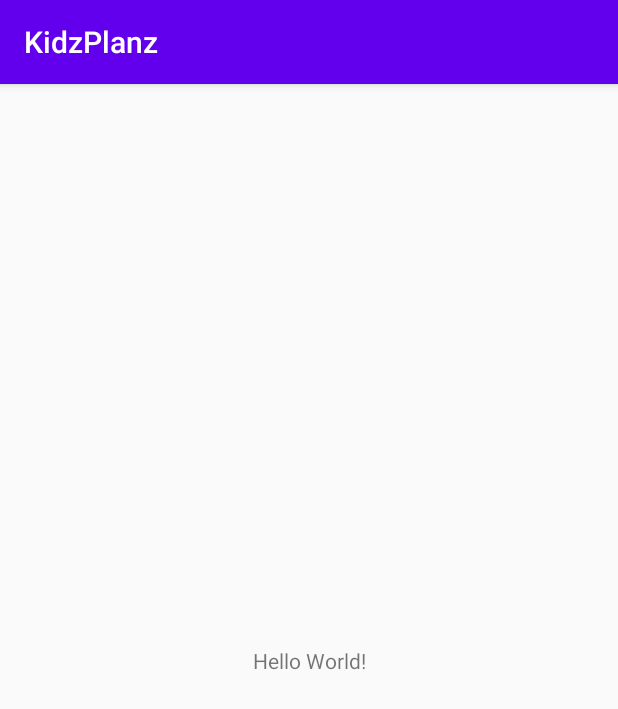
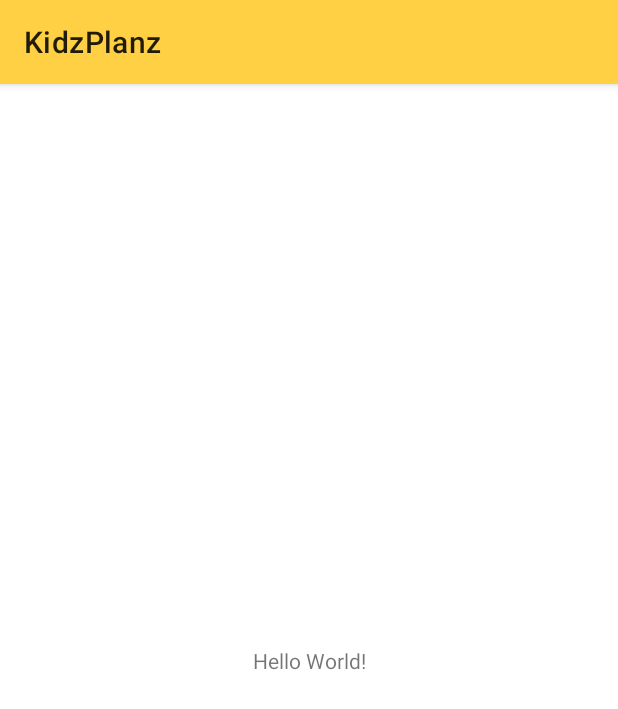
Before and after one commit to offlineprogrammer/KidzPlanzApp, an Android app: the screen it shows after launch (MainActivity), on a phone screen of 412 x 824 dp. Shown: the top 709 px of the screen. Run offline under Robolectric (Android 15) with nearby library versions, the phone set to English and light mode, and no system bars.

Commit message:
Set the App Theme https://github.com/users/offlineprogrammer/projects/2#card-37010525

```diff
--- a/app/build.gradle
+++ b/app/build.gradle
@@ -33,4 +33,5 @@ dependencies {
     androidTestImplementation 'androidx.test.ext:junit:1.1.1'
     androidTestImplementation 'androidx.test.espresso:espresso-core:3.2.0'
     implementation 'com.google.firebase:firebase-analytics:17.4.0'
+    implementation 'com.google.android.material:material:1.1.0'
 }
--- a/app/src/main/AndroidManifest.xml
+++ b/app/src/main/AndroidManifest.xml
@@ -8,7 +8,7 @@
         android:label="@string/app_name"
         android:roundIcon="@mipmap/ic_launcher_round"
         android:supportsRtl="true"
-        android:theme="@style/AppTheme">
+        android:theme="@style/Theme.KidzTokenz.Autumn">
         <activity android:name=".MainActivity">
             <intent-filter>
                 <action android:name="android.intent.action.MAIN" />
--- a/app/src/main/res/values/colors.xml
+++ b/app/src/main/res/values/colors.xml
@@ -1,6 +1,14 @@
 <?xml version="1.0" encoding="utf-8"?>
 <resources>
-    <color name="colorPrimary">#6200EE</color>
-    <color name="colorPrimaryDark">#3700B3</color>
-    <color name="colorAccent">#03DAC5</color>
+
+    <color name="colorPrimary">#FFCF44</color>
+    <color name="colorPrimaryDark">#FD9725</color>
+    <color name="colorPrimaryDisabled">#9e9e9e</color>
+    <color name="colorAccent">#FD9725</color>
+    <color name="toolbarIconColor">#FFFFFF</color>
+    <color name="taskGridBackgroundColor">#FFFFFF</color>
+    <color name="colorBackground">#6200EE</color>
+    <color name="colorSplashBackground">#90CCE6</color>
+    <color name="guestTextView_color">#9e9e9e</color>
+
 </resources>
--- a/app/src/main/res/values/styles.xml
+++ b/app/src/main/res/values/styles.xml
@@ -1,11 +1,32 @@
-<resources>
+<resources xmlns:tools="http://schemas.android.com/tools">
 
     <!-- Base application theme. -->
-    <style name="AppTheme" parent="Theme.AppCompat.Light.DarkActionBar">
+    <style name="Theme.KidzPlanz" parent="Theme.MaterialComponents.Light">
         <!-- Customize your theme here. -->
         <item name="colorPrimary">@color/colorPrimary</item>
         <item name="colorPrimaryDark">@color/colorPrimaryDark</item>
         <item name="colorAccent">@color/colorAccent</item>
     </style>
 
+    <style name="Theme.KidzTokenz.Autumn" parent="Theme.KidzPlanz">
+        <item name="colorPrimary">#FFCF44</item>
+        <item name="colorPrimaryDark">#FD9725</item>
+        <item name="colorAccent">#FD9725</item>
+        <item name="colorOnPrimary">#FFFFFF</item>
+        <item name="colorError">#FD9725</item>
+    </style>
+    <style name="AppTheme.NoActionBar" parent="Theme.MaterialComponents.Light.NoActionBar">
+        <item name="windowActionBar">false</item>
+        <item name="windowNoTitle">true</item>
+        <item name="colorPrimary">@color/colorPrimary</item>
+        <item name="colorPrimaryDark">@color/colorPrimaryDark</item>
+        <item name="colorAccent">@color/colorAccent</item>
+        <item name="android:colorBackground">@color/colorBackground</item>
+        <item name="android:navigationBarColor" tools:targetApi="lollipop">@android:color/black</item>
+    </style>
+
+   <!-- <style name="AppTheme.Splash" parent="Theme.AppCompat.Light.NoActionBar">
+        <item name="android:windowBackground">@drawable/bg_launcher</item>
+    </style>-->
+
 </resources>
```
